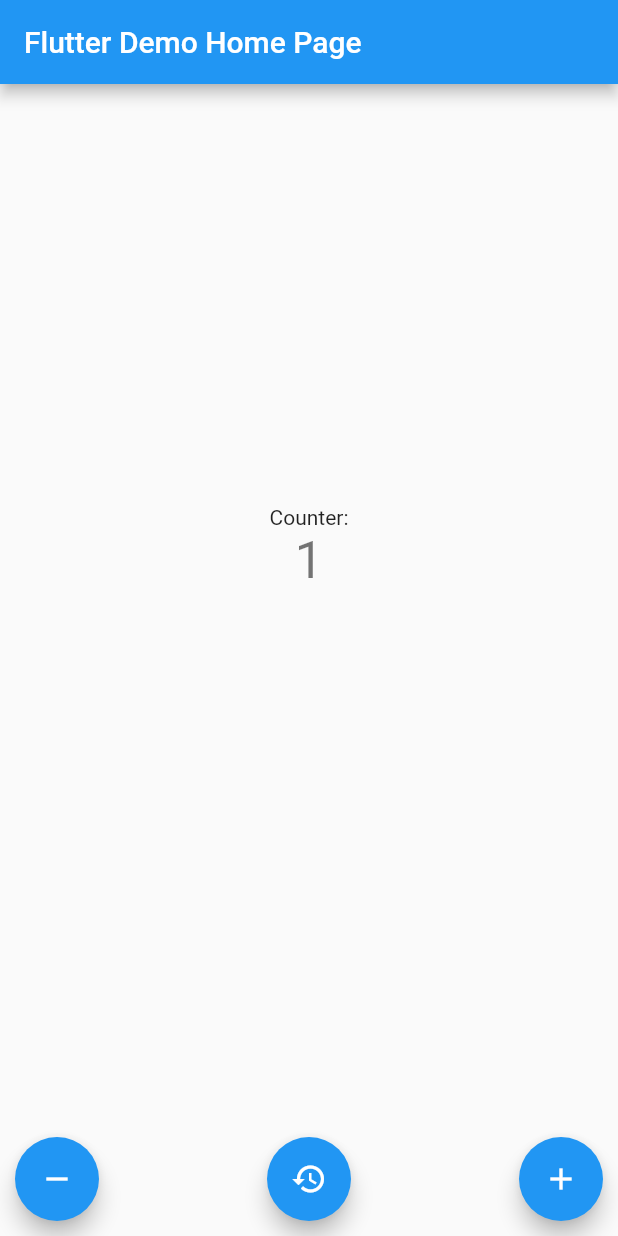
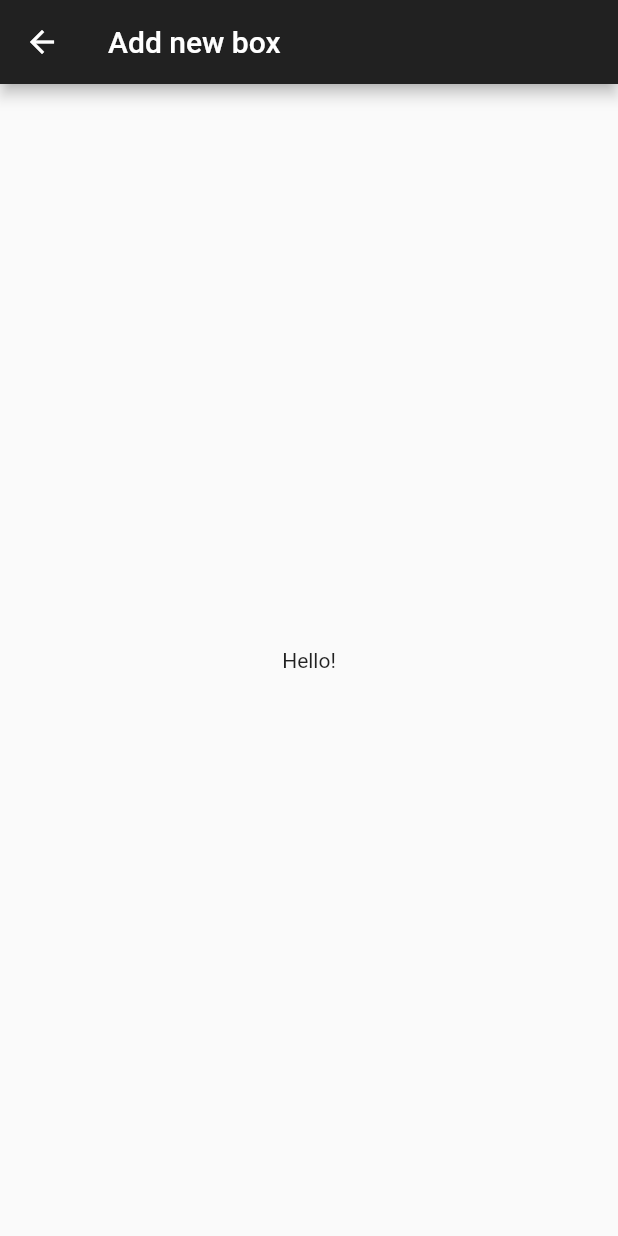
Before and after one commit to MusicCorner/Moneybox_dart, a Flutter app: the screen it shows after launch, after a tap on the "remove" icon, after a tap on the "restore" icon, after a tap on the "add" icon, on a phone screen of 412 x 824 dp. Run offline on Flutter 3.47's test engine with Material 2 defaults, Android fonts, the phone set to English and light mode, and no system bars.

Commit message:
routing init

```diff
--- /dev/null
+++ b/lib/AddNewBoxPage.dart
@@ -0,0 +1,11 @@
+import 'package:clicker/states/AddNewBoxState.dart';
+import 'package:flutter/material.dart';
+
+class AddNewBoxPage extends StatefulWidget {
+  AddNewBoxPage({Key key}) : super(key: key);
+  void main() {
+    AlertDialog(content: Text('hey u!'),);
+  }
+  @override
+  AddNewBoxState createState() => AddNewBoxState();
+}
--- a/lib/MyHomePage.dart
+++ b/lib/MyHomePage.dart
@@ -1,5 +1,5 @@
 import 'package:flutter/material.dart';
-import './MyHomePageState.dart';
+import './states/MyHomePageState.dart';
 
 class MyHomePage extends StatefulWidget {
   MyHomePage({Key key, this.title}) : super(key: key);
--- a/lib/main.dart
+++ b/lib/main.dart
@@ -1,3 +1,5 @@
+import 'package:clicker/AddNewBoxPage.dart';
+import 'package:clicker/myTheme.dart';
 import 'package:flutter/material.dart';
 import './MyHomePage.dart';
 
@@ -9,19 +11,13 @@ class MyApp extends StatelessWidget {
   Widget build(BuildContext context) {
     return MaterialApp(
       title: 'Flutter Demo',
-      theme: ThemeData(
-        // This is the theme of your application.
-        //
-        // Try running your application with "flutter run". You'll see the
-        // application has a blue toolbar. Then, without quitting the app, try
-        // changing the primarySwatch below to Colors.green and then invoke
-        // "hot reload" (press "r" in the console where you ran "flutter run",
-        // or simply save your changes to "hot reload" in a Flutter IDE).
-        // Notice that the counter didn't reset back to zero; the application
-        // is not restarted.
-        primarySwatch: Colors.blue,
-      ),
-      home: MyHomePage(title: 'Flutter Demo Home Page'),
+      theme: myTheme,
+      // home: MyHomePage(title: 'Flutter Demo Home Page'),
+      initialRoute: '/',
+      routes: {
+        '/': (context) => MyHomePage(title: 'Home'),
+        '/addNewBox': (context) => AddNewBoxPage(),
+      },
     );
   }
 }
--- /dev/null
+++ b/lib/myTheme.dart
@@ -0,0 +1,6 @@
+import 'package:flutter/material.dart';
+
+final ThemeData myTheme = ThemeData(
+  primaryColor: Colors.grey[900],
+  accentColor: Colors.orange,
+);
--- /dev/null
+++ b/lib/states/AddNewBoxState.dart
@@ -0,0 +1,29 @@
+import 'package:clicker/AddNewBoxPage.dart';
+import 'package:flutter/material.dart';
+import 'package:flutter/widgets.dart';
+
+class AddNewBoxState extends State<AddNewBoxPage> {
+  int _needToCacheSum = 0;
+
+  void _editNeedToCacheSum(value) {
+    setState(() {
+      _needToCacheSum = value;
+    });
+  }
+
+  @override
+  Widget build(BuildContext context) {
+    return Scaffold(
+      appBar: AppBar(
+        title: Text('Add new box'),
+        leading: IconButton(
+          icon: Icon(Icons.arrow_back),
+          onPressed: () => Navigator.pop(context),
+        ),
+      ),
+      body: Center(
+        child: Text('Hello!')
+      )
+    );
+  }
+}
--- a/lib/MyHomePageState.dart
+++ b/lib/states/MyHomePageState.dart
@@ -1,20 +1,11 @@
-import 'dart:ui';
-
 import 'package:flutter/material.dart';
-import './MyHomePage.dart';
+import '../MyHomePage.dart';
 
 class MyHomePageState extends State<MyHomePage> {
   int _counter = 0;
 
-  void _incrementCounter() {
-    setState(() {
-      // This call to setState tells the Flutter framework that something has
-      // changed in this State, which causes it to rerun the build method below
-      // so that the display can reflect the updated values. If we changed
-      // _counter without calling setState(), then the build method would not be
-      // called again, and so nothing would appear to happen.
-      _counter++;
-    });
+  void _goToAddBoxScreen() {
+    Navigator.pushNamed(context, '/addNewBox');
   }
 
   void _decrementCounter() {
@@ -88,18 +79,21 @@ class MyHomePageState extends State<MyHomePage> {
                 children: <Widget>[
                   FloatingActionButton(
                     onPressed: _decrementCounter,
-                    tooltip: 'Increment',
+                    tooltip: 'Decrement',
                     child: Icon(Icons.remove),
+                    heroTag: 'btn1',
                   ),
                   FloatingActionButton(
                     tooltip: 'Reset',
                     child: Icon(Icons.restore),
                     onPressed: _resetCounter,
+                    heroTag: 'btn2',
                   ),
                   FloatingActionButton(
-                    onPressed: _incrementCounter,
-                    tooltip: 'Decrement',
+                    onPressed: _goToAddBoxScreen,
+                    tooltip: 'Increment',
                     child: Icon(Icons.add),
+                    heroTag: 'btn3',
                   ),
                 ]
               )
```
